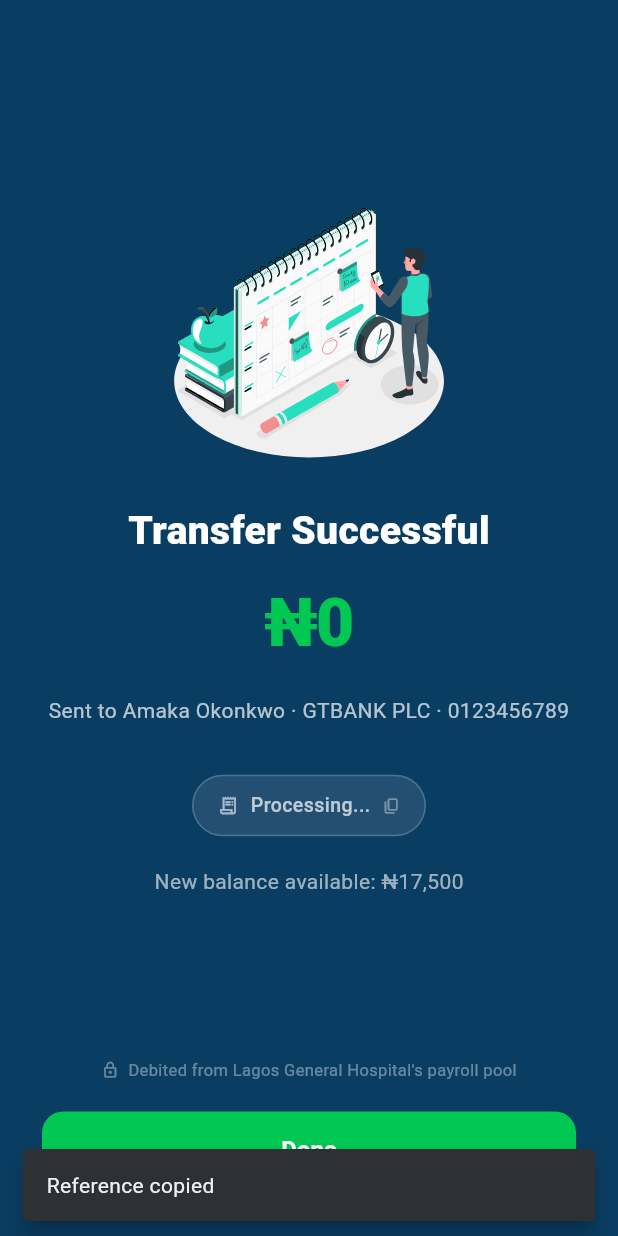
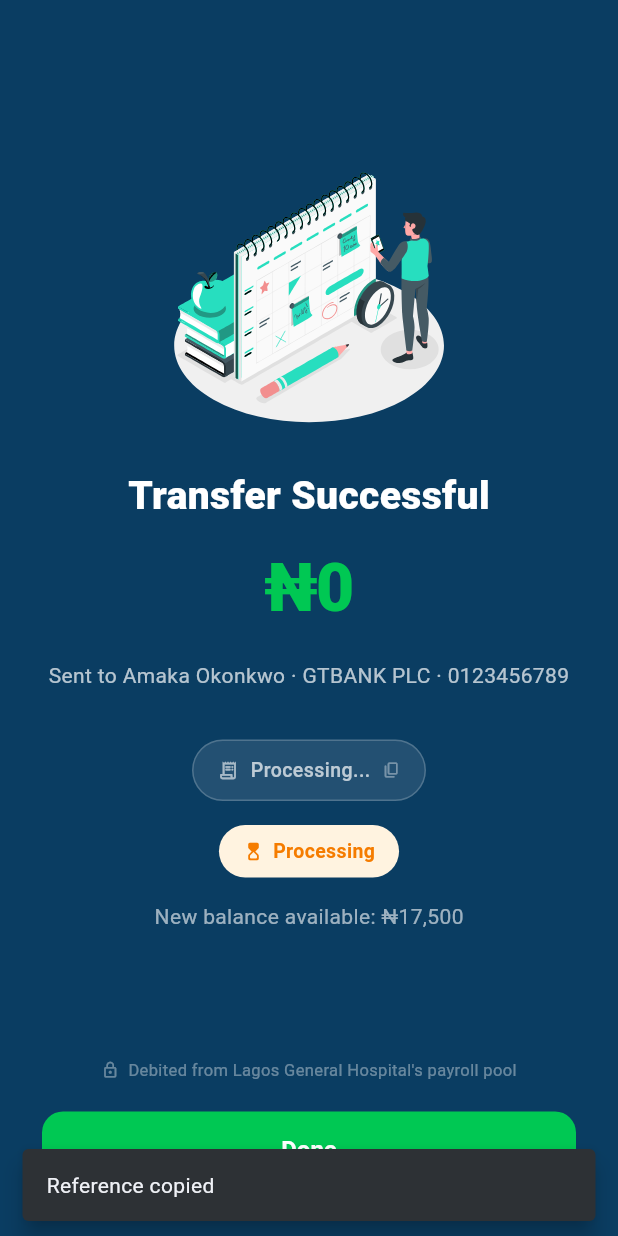
Before and after one commit to prodigy-rejoice/Kendi, a Flutter app: the WithdrawalSuccessView screen opened directly, after a tap on "Processing...", on a phone screen of 412 x 824 dp. Run offline on Flutter 3.47's test engine with Material 3 defaults, Android fonts, the phone set to English and light mode, and no system bars; our stand-ins replace dio, firebase_core, flutter_dotenv, logger, lottie, percent_indicator and 4 more; accounts and stored records are empty; statements that could not run were skipped.

Commit message:
feat: enhance withdrawal process with account verification and transaction status tracking

```diff
--- /dev/null
+++ b/lib/services/withdrawal_store.dart
@@ -0,0 +1,19 @@
+import 'dart:async';
+
+import '../models/withdrawal_request.dart';
+
+class WithdrawalStore {
+  final List<WithdrawalRequest> _withdrawals = [];
+  final _controller =
+      StreamController<List<WithdrawalRequest>>.broadcast();
+
+  Stream<List<WithdrawalRequest>> get stream => _controller.stream;
+  List<WithdrawalRequest> get all => List.unmodifiable(_withdrawals);
+
+  void add(WithdrawalRequest request) {
+    _withdrawals.insert(0, request);
+    _controller.add(_withdrawals);
+  }
+
+  void dispose() => _controller.close();
+}
--- a/lib/ui/views/withdrawal_success/withdrawal_success_view.dart
+++ b/lib/ui/views/withdrawal_success/withdrawal_success_view.dart
@@ -71,7 +71,10 @@ class WithdrawalSuccessView extends StackedView<WithdrawalSuccessViewModel> {
                   const SizedBox(height: 32),
                   // ── Reference chip ──────────────────────────────────────
                   _ReferenceChip(reference: viewModel.reference),
-                  const SizedBox(height: 20),
+                  const SizedBox(height: 16),
+                  // ── Transaction status badge ────────────────────────────
+                  _TxStatusBadge(status: viewModel.txStatus),
+                  const SizedBox(height: 16),
                   // ── Updated balance ─────────────────────────────────────
                   Text(
                     'New balance available: '
@@ -140,6 +143,60 @@ class WithdrawalSuccessView extends StackedView<WithdrawalSuccessViewModel> {
   bool get disposeViewModel => true;
 }
 
+class _TxStatusBadge extends StatelessWidget {
+  final String status;
+  const _TxStatusBadge({required this.status});
+
+  @override
+  Widget build(BuildContext context) {
+    final normalized = status.toLowerCase();
+    final (color, bg, label, icon) =
+        (normalized == 'successful' || normalized == 'success')
+            ? (
+                const Color(0xFF2E7D32),
+                const Color(0xFFB9F6CA),
+                'Confirmed',
+                Icons.check_circle_rounded,
+              )
+            : normalized == 'failed'
+                ? (
+                    const Color(0xFFC62828),
+                    const Color(0xFFFFEBEE),
+                    'Failed',
+                    Icons.cancel_rounded,
+                  )
+                : (
+                    const Color(0xFFF57C00),
+                    const Color(0xFFFFF3E0),
+                    'Processing',
+                    Icons.hourglass_top_rounded,
+                  );
+
+    return Container(
+      padding: const EdgeInsets.symmetric(horizontal: 16, vertical: 8),
+      decoration: BoxDecoration(
+        color: bg,
+        borderRadius: BorderRadius.circular(20),
+      ),
+      child: Row(
+        mainAxisSize: MainAxisSize.min,
+        children: [
+          Icon(icon, size: 14, color: color),
+          const SizedBox(width: 6),
+          Text(
+            label,
+            style: TextStyle(
+              fontSize: 13,
+              fontWeight: FontWeight.w700,
+              color: color,
+            ),
+          ),
+        ],
+      ),
+    );
+  }
+}
+
 class _ReferenceChip extends StatelessWidget {
   final String reference;
   const _ReferenceChip({required this.reference});
--- a/lib/ui/views/withdrawal_success/withdrawal_success_viewmodel.dart
+++ b/lib/ui/views/withdrawal_success/withdrawal_success_viewmodel.dart
@@ -6,9 +6,10 @@ import '../../../app/app.logger.dart';
 import '../../../app/app.router.dart';
 import '../../../models/withdrawal_request.dart';
 import '../../../services/auth_service.dart';
+import '../../../services/payaza_service.dart';
 import '../../../services/wage_calculation_service.dart';
 import '../../../services/webhook_service.dart';
-import '../../../utils/mock_data.dart';
+import '../../../services/withdrawal_store.dart';
 
 class WithdrawalSuccessViewModel extends BaseViewModel {
   final log = getLogger('WithdrawalSuccessViewModel');
@@ -17,8 +18,11 @@ class WithdrawalSuccessViewModel extends BaseViewModel {
   final _navService = locator<NavigationService>();
   final _webhookService = locator<WebhookService>();
   final _wageCalcService = locator<WageCalculationService>();
+  final _payazaService = locator<PayazaService>();
+  final _withdrawalStore = locator<WithdrawalStore>();
 
   bool _disposed = false;
+  String _txStatus = 'pending';
 
   double get withdrawnAmount => _authService.lastWithdrawalAmount ?? 0;
   String get reference => _authService.lastWithdrawalReference ?? '';
@@ -31,18 +35,19 @@ class WithdrawalSuccessViewModel extends BaseViewModel {
     return acct.length >= 4 ? '•••• ${acct.substring(acct.length - 4)}' : acct;
   }
 
+  String get txStatus => _txStatus;
+
   double get updatedAvailable {
     final employee = _authService.currentEmployee;
     if (employee == null) return 0;
     final now = DateTime.now();
-    final totalWithdrawn = MockData.withdrawals
-            .where((w) =>
-                w.employeeId == employee.id &&
-                w.status == WithdrawalStatus.success &&
-                w.requestedAt.year == now.year &&
-                w.requestedAt.month == now.month)
-            .fold(0.0, (sum, w) => sum + w.amount) +
-        withdrawnAmount;
+    final totalWithdrawn = _withdrawalStore.all
+        .where((w) =>
+            w.employeeId == employee.id &&
+            w.status == WithdrawalStatus.success &&
+            w.requestedAt.year == now.year &&
+            w.requestedAt.month == now.month)
+        .fold(0.0, (sum, w) => sum + w.amount);
     return _wageCalcService
         .calculateAccrual(
           employee: employee,
@@ -52,7 +57,7 @@ class WithdrawalSuccessViewModel extends BaseViewModel {
   }
 
   void init() {
-    log.i('init() — scheduling webhook simulation after 1s');
+    log.i('init() — reference: $reference');
     Future.delayed(const Duration(seconds: 1), () {
       if (!_disposed) {
         _webhookService.simulateTransferSuccess(
@@ -63,6 +68,27 @@ class WithdrawalSuccessViewModel extends BaseViewModel {
         log.i('Webhook simulation fired: $reference');
       }
     });
+    _checkTransactionStatus();
+  }
+
+  Future<void> _checkTransactionStatus() async {
+    final ref = reference;
+    if (ref.isEmpty) return;
+    try {
+      await Future.delayed(const Duration(milliseconds: 2000));
+      if (_disposed) return;
+      final result = await _payazaService.queryTransactionStatus(ref);
+      if (_disposed) return;
+      final raw = result['status'] ??
+          result['transaction_status'] ??
+          result['transactionStatus'] ??
+          'pending';
+      _txStatus = raw.toString().toLowerCase();
+      log.i('Transaction status: $_txStatus');
+      notifyListeners();
+    } catch (e) {
+      log.w('Status check failed — showing processing: $e');
+    }
   }
 
   void goToDashboard() {
```
Also changed, not shown: lib/ui/dialogs/withdrawal_confirmation/withdrawal_confirmation_dialog.dart (+2 -12 lines), lib/ui/views/withdraw/withdraw_view.dart (+22 -92 lines), lib/ui/views/withdraw/withdraw_viewmodel.dart (+36 -7 lines).
